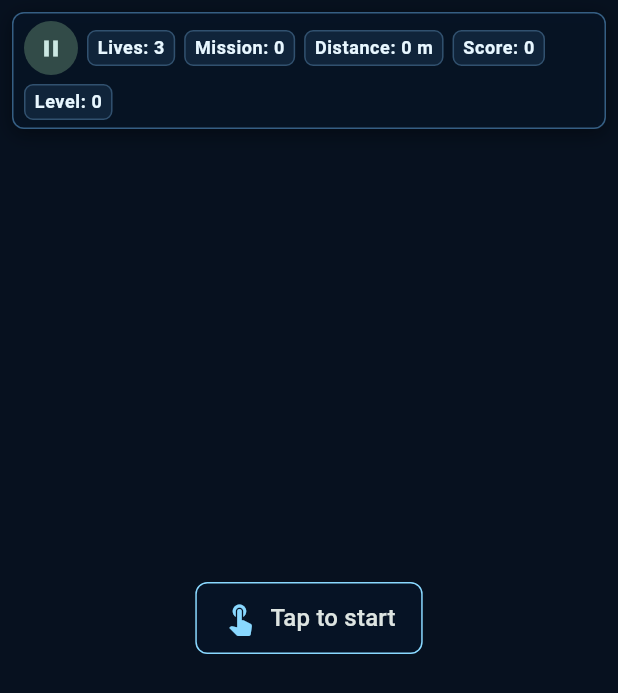
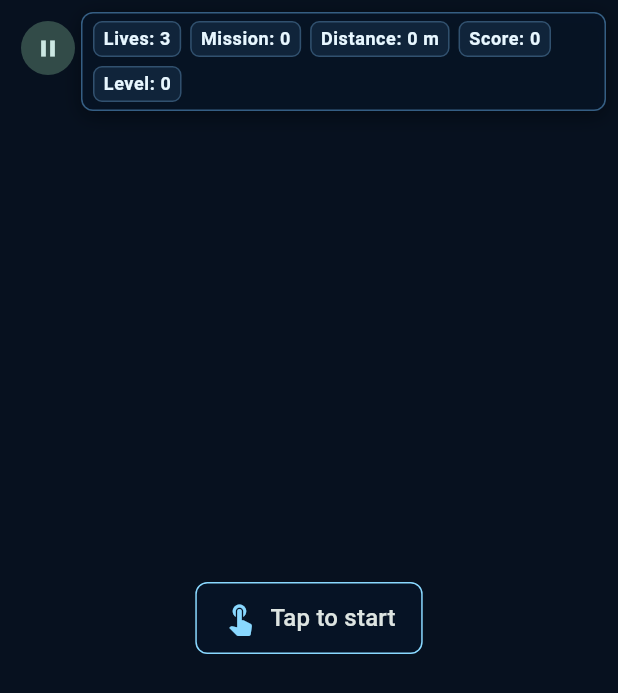
Before and after one commit to dmitriyrabota90-svg/drone_strike, a Flutter app: the GameHud widget shown alone on an empty page, opened directly with empty values, on a phone screen of 412 x 824 dp. Shown: the top 693 px of the screen. Run offline on Flutter 3.47's test engine with Material 3 defaults, Android fonts, the phone set to English and light mode, and no system bars; our stand-ins replace dio, flutter_riverpod, flutter_secure_storage, go_router, shared_preferences; missing offline and left inert: flame, flame_audio; accounts and stored records are empty; network calls fail.

Commit message:
Fix game orientation tap start audio paths and add image assets

```diff
--- a/apps/mobile/lib/game/drone_game.dart
+++ b/apps/mobile/lib/game/drone_game.dart
@@ -127,6 +127,10 @@ class DroneGame extends FlameGame with TapCallbacks {
 
   @override
   void onTapDown(TapDownEvent event) {
+    handleFieldTap();
+  }
+
+  void handleFieldTap() {
     final status = stateNotifier.value.status;
     if (status == DroneMissionStatus.ready) {
       _syncState(status: DroneMissionStatus.running);
--- a/apps/mobile/lib/game/overlays/game_hud.dart
+++ b/apps/mobile/lib/game/overlays/game_hud.dart
@@ -21,10 +21,17 @@ class GameHud extends StatelessWidget {
             return Stack(
               fit: StackFit.expand,
               children: [
+                Positioned.fill(
+                  child: GestureDetector(
+                    behavior: HitTestBehavior.translucent,
+                    onTapDown: (_) => game.handleFieldTap(),
+                  ),
+                ),
                 Positioned(
                   top: 8,
-                  left: 8,
+                  left: 54,
                   right: 8,
+                  child: IgnorePointer(
                     child: DecoratedBox(
                       decoration: BoxDecoration(
                         color: const Color(0xD9061426),
@@ -48,25 +55,23 @@ class GameHud extends StatelessWidget {
                           runSpacing: 6,
                           crossAxisAlignment: WrapCrossAlignment.center,
                           children: [
-                          SizedBox.square(
-                            dimension: 36,
-                            child: IconButton.filledTonal(
-                              tooltip: l10n.pause,
-                              padding: EdgeInsets.zero,
-                              onPressed: game.pauseGame,
-                              icon: const Icon(Icons.pause, size: 18),
+                            _HudChip(
+                              label: l10n.lives,
+                              value: '${state.lives}',
                             ),
-                          ),
-                          _HudChip(label: l10n.lives, value: '${state.lives}'),
                             _HudChip(
                               label: l10n.mission,
                               value: '${state.missionNumber}',
                             ),
                             _HudChip(
                               label: l10n.distance,
-                            value: '${state.remainingDistanceMeters.ceil()} m',
+                              value:
+                                  '${state.remainingDistanceMeters.ceil()} m',
                             ),
-                          _HudChip(label: l10n.score, value: '${state.score}'),
+                            _HudChip(
+                              label: l10n.score,
+                              value: '${state.score}',
+                            ),
                             _HudChip(
                               label: l10n.playerLevel,
                               value: '${state.playerLevel}',
@@ -76,8 +81,23 @@ class GameHud extends StatelessWidget {
                       ),
                     ),
                   ),
+                ),
+                Positioned(
+                  top: 14,
+                  left: 14,
+                  child: SizedBox.square(
+                    dimension: 36,
+                    child: IconButton.filledTonal(
+                      tooltip: l10n.pause,
+                      padding: EdgeInsets.zero,
+                      onPressed: game.pauseGame,
+                      icon: const Icon(Icons.pause, size: 18),
+                    ),
+                  ),
+                ),
                 if (state.status == DroneMissionStatus.ready)
-                  Center(
+                  IgnorePointer(
+                    child: Center(
                       child: DecoratedBox(
                         decoration: BoxDecoration(
                           color: const Color(0xC9061426),
@@ -102,6 +122,7 @@ class GameHud extends StatelessWidget {
                                 style: Theme.of(context).textTheme.titleMedium,
                               ),
                             ],
+                          ),
                         ),
                       ),
                     ),
--- a/apps/mobile/lib/main.dart
+++ b/apps/mobile/lib/main.dart
@@ -1,9 +1,11 @@
 import 'package:flutter/material.dart';
 import 'package:flutter_riverpod/flutter_riverpod.dart';
+import 'package:flutter/services.dart';
 
 import 'app/drone_strike_app.dart';
 
-void main() {
+Future<void> main() async {
   WidgetsFlutterBinding.ensureInitialized();
+  await SystemChrome.setPreferredOrientations([DeviceOrientation.portraitUp]);
   runApp(const ProviderScope(child: DroneStrikeApp()));
 }
```
Also changed, not shown: apps/mobile/lib/core/audio/audio_service.dart (+5 -6 lines), apps/mobile/lib/features/game/presentation/game_placeholder_screen.dart (+94 -26 lines), apps/mobile/assets/images/backgrounds/menu_destroyed_city_bg.png (added), apps/mobile/assets/images/branding/drone_strike_logo.png (added), apps/mobile/assets/images/references/ui_buttons_reference.png (added), 1 other file. Lines whose indentation alone changed are shown as unchanged.
